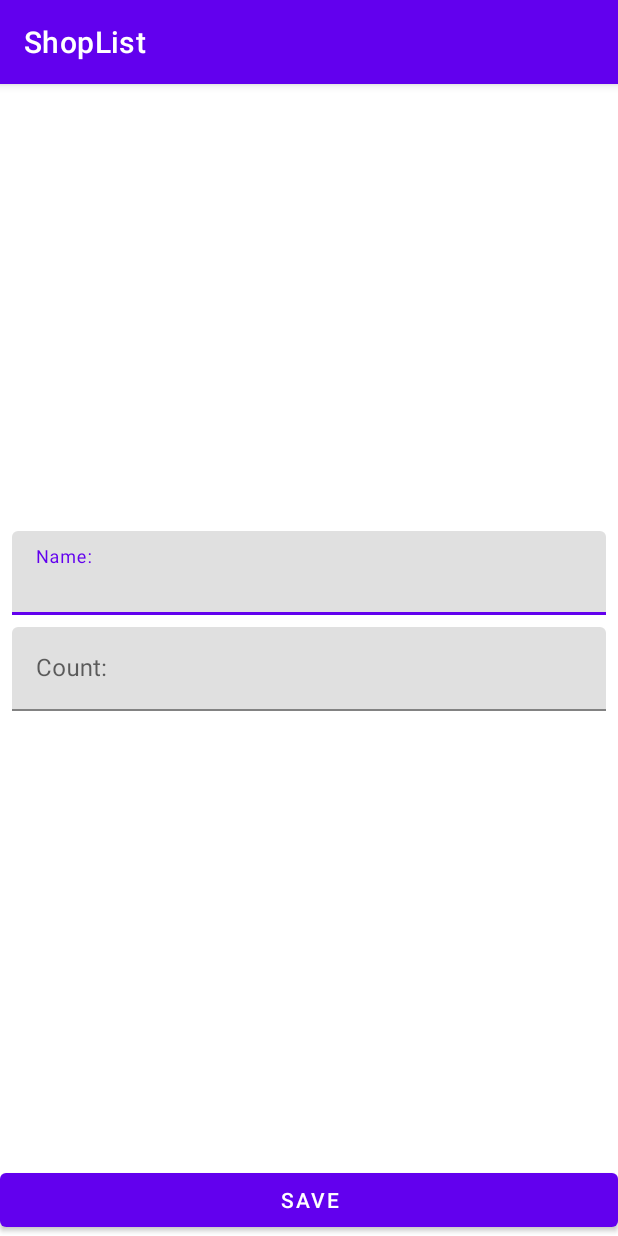
After one commit to RomanPopovichenko/ShoopList, an Android app: the AddShopItemActivity screen opened directly, with no data from a screen before it, on a phone screen of 412 x 824 dp. The commit adds this screen. Run offline under Robolectric (Android 15) with nearby library versions, the phone set to English and light mode, and no system bars.

Commit message:
was added activity for add shop item

```diff
--- a/app/src/main/AndroidManifest.xml
+++ b/app/src/main/AndroidManifest.xml
@@ -13,7 +13,8 @@
         android:theme="@style/Theme.ShopList"
         tools:targetApi="31">
         <activity
-            android:name=".AddShopItemActivity"
+            android:name=".Presentation.AddShopItemActivity"
+            android:windowSoftInputMode="adjustResize"
             android:exported="false">
             <meta-data
                 android:name="android.app.lib_name"
--- /dev/null
+++ b/app/src/main/java/com/example/shoplist/Presentation/AddShopItemActivity.kt
@@ -0,0 +1,12 @@
+package com.example.shoplist.Presentation
+
+import androidx.appcompat.app.AppCompatActivity
+import android.os.Bundle
+import com.example.shoplist.R
+
+class AddShopItemActivity : AppCompatActivity() {
+    override fun onCreate(savedInstanceState: Bundle?) {
+        super.onCreate(savedInstanceState)
+        setContentView(R.layout.activity_add_shop_item)
+    }
+}
--- /dev/null
+++ b/app/src/main/res/layout/activity_add_shop_item.xml
@@ -0,0 +1,62 @@
+<?xml version="1.0" encoding="utf-8"?>
+<androidx.constraintlayout.widget.ConstraintLayout xmlns:android="http://schemas.android.com/apk/res/android"
+    xmlns:app="http://schemas.android.com/apk/res-auto"
+    xmlns:tools="http://schemas.android.com/tools"
+    android:layout_width="match_parent"
+    android:layout_height="match_parent"
+    tools:context=".Presentation.AddShopItemActivity">
+
+    <com.google.android.material.textfield.TextInputLayout
+        android:id="@+id/tilName"
+        android:layout_width="match_parent"
+        android:layout_height="wrap_content"
+        android:layout_marginStart="8dp"
+        android:layout_marginEnd="8dp"
+        android:layout_marginBottom="4dp"
+        app:layout_constraintTop_toTopOf="parent"
+        app:layout_constraintEnd_toEndOf="parent"
+        app:layout_constraintStart_toStartOf="parent"
+        app:layout_constraintBottom_toTopOf="@id/tilCount"
+        app:layout_constraintVertical_chainStyle="packed">
+
+        <com.google.android.material.textfield.TextInputEditText
+            android:id="@+id/etName"
+            android:layout_width="match_parent"
+            android:layout_height="wrap_content"
+            android:hint="@string/name_hint"
+            android:inputType="textCapWords" />
+
+    </com.google.android.material.textfield.TextInputLayout>
+
+    <com.google.android.material.textfield.TextInputLayout
+        android:id="@+id/tilCount"
+        android:layout_width="0dp"
+        android:layout_height="wrap_content"
+        android:layout_marginStart="8dp"
+        android:layout_marginTop="4dp"
+        android:layout_marginEnd="8dp"
+        android:layout_marginBottom="4dp"
+        app:layout_constraintTop_toBottomOf="@id/tilName"
+        app:layout_constraintEnd_toEndOf="parent"
+        app:layout_constraintStart_toStartOf="parent"
+        app:layout_constraintBottom_toTopOf="@id/btnAddShopItem"
+        app:layout_constraintVertical_chainStyle="packed">
+
+        <com.google.android.material.textfield.TextInputEditText
+            android:id="@+id/edCount"
+            android:layout_width="match_parent"
+            android:layout_height="wrap_content"
+            android:hint="@string/count_hint"
+            android:inputType="number"/>
+    </com.google.android.material.textfield.TextInputLayout>
+
+    <Button
+        android:id="@+id/btnAddShopItem"
+        android:layout_width="0dp"
+        android:layout_height="wrap_content"
+        android:text="@string/save_button_text"
+        app:layout_constraintBottom_toBottomOf="parent"
+        app:layout_constraintEnd_toEndOf="parent"
+        app:layout_constraintStart_toStartOf="parent"/>
+
+</androidx.constraintlayout.widget.ConstraintLayout>
--- a/app/src/main/res/values/strings.xml
+++ b/app/src/main/res/values/strings.xml
@@ -1,4 +1,7 @@
 <resources>
     <string name="app_name">ShopList</string>
     <string name="add_shop_item">Add shop item</string>
+    <string name="name_hint">Name:</string>
+    <string name="count_hint">Count:</string>
+    <string name="save_button_text">Save</string>
 </resources>
```
